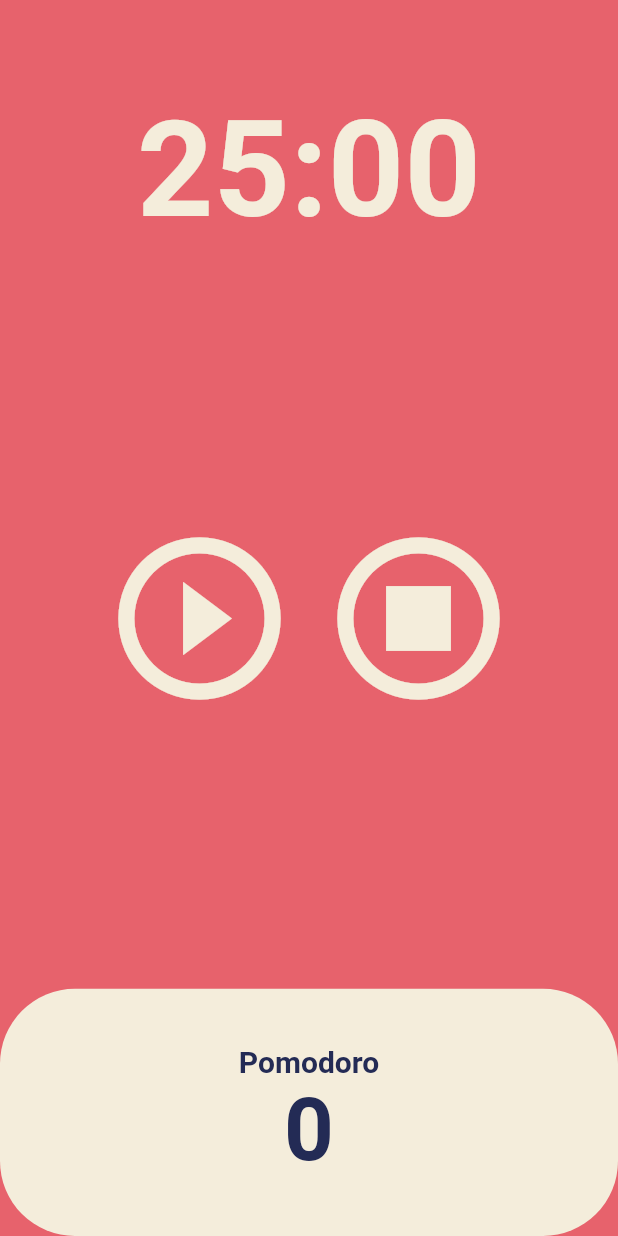
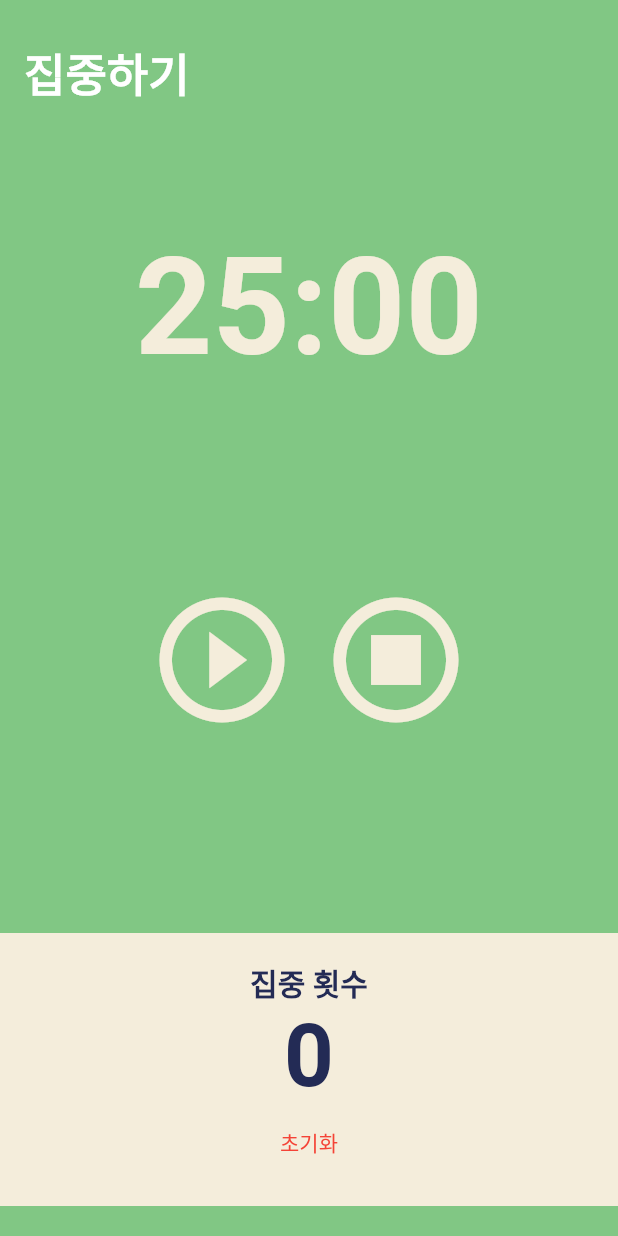
Before and after one commit to seung-ju-kim/pomodoro, a Flutter app: the screen it shows after launch, on a phone screen of 412 x 824 dp. Run offline on Flutter 3.47's test engine with Material 2 defaults, Android fonts, the phone set to English and light mode, and no system bars.

Commit message:
modify: bgcolor, design

```diff
--- a/lib/main.dart
+++ b/lib/main.dart
@@ -13,7 +13,7 @@ class App extends StatelessWidget {
     return MaterialApp(
       theme: ThemeData(
         colorScheme: ColorScheme.fromSwatch(
-          backgroundColor: const Color(0xFFE7626C),
+          backgroundColor: Colors.green[300],
         ),
         textTheme: const TextTheme(
           displayLarge: TextStyle(
--- a/lib/screens/home_screen.dart
+++ b/lib/screens/home_screen.dart
@@ -59,6 +59,12 @@ class _HomeScreenState extends State<HomeScreen> {
     });
   }
 
+  void onResetPressed() {
+    setState(() {
+      totalPomodoros = 0;
+    });
+  }
+
   String format(int seconds) {
     var duration = Duration(seconds: seconds);
     return duration.toString().split(".")[0].substring(
@@ -70,8 +76,19 @@ class _HomeScreenState extends State<HomeScreen> {
   Widget build(BuildContext context) {
     return Scaffold(
       backgroundColor: Theme.of(context).colorScheme.background,
-      body: Column(
+      body: SafeArea(
+        child: Padding(
+          padding: const EdgeInsets.symmetric(vertical: 20),
+          child: Column(
             children: [
+              AppBar(
+                title: const Text(
+                  "집중하기",
+                  style: TextStyle(fontSize: 30, fontWeight: FontWeight.bold),
+                ),
+                backgroundColor: Colors.transparent,
+                elevation: 0,
+              ),
               Flexible(
                 flex: 1,
                 child: Container(
@@ -80,14 +97,14 @@ class _HomeScreenState extends State<HomeScreen> {
                     format(totalSeconds),
                     style: TextStyle(
                       color: Theme.of(context).cardColor,
-                  fontSize: 89,
+                      fontSize: 90,
                       fontWeight: FontWeight.w600,
                     ),
                   ),
                 ),
               ),
               Flexible(
-            flex: 3,
+                flex: 2,
                 child: Column(
                   mainAxisAlignment: MainAxisAlignment.center,
                   children: [
@@ -95,19 +112,20 @@ class _HomeScreenState extends State<HomeScreen> {
                       mainAxisAlignment: MainAxisAlignment.center,
                       children: [
                         IconButton(
-                      onPressed: isRunning ? onPausePressed : onStartPressed,
+                          onPressed:
+                              isRunning ? onPausePressed : onStartPressed,
                           icon: Icon(
                             isRunning
                                 ? Icons.pause_circle_outlined
                                 : Icons.play_circle_outline,
                           ),
-                      iconSize: 130,
+                          iconSize: 100,
                           color: Theme.of(context).cardColor,
                         ),
                         IconButton(
                           onPressed: onStopPressed,
                           icon: const Icon(Icons.stop_circle_outlined),
-                      iconSize: 130,
+                          iconSize: 100,
                           color: Theme.of(context).cardColor,
                         )
                       ],
@@ -123,18 +141,19 @@ class _HomeScreenState extends State<HomeScreen> {
                       child: Container(
                         decoration: BoxDecoration(
                           color: Theme.of(context).cardColor,
-                      borderRadius: BorderRadius.circular(50),
                         ),
                         child: Column(
                           mainAxisAlignment: MainAxisAlignment.center,
                           children: [
                             Text(
-                          "Pomodoro",
+                              "집중 횟수",
                               style: TextStyle(
                                 fontSize: 20,
                                 fontWeight: FontWeight.w600,
-                            color:
-                                Theme.of(context).textTheme.displayLarge!.color,
+                                color: Theme.of(context)
+                                    .textTheme
+                                    .displayLarge!
+                                    .color,
                               ),
                             ),
                             Text(
@@ -142,10 +161,21 @@ class _HomeScreenState extends State<HomeScreen> {
                               style: TextStyle(
                                 fontSize: 58,
                                 fontWeight: FontWeight.w600,
-                            color:
-                                Theme.of(context).textTheme.displayLarge!.color,
+                                color: Theme.of(context)
+                                    .textTheme
+                                    .displayLarge!
+                                    .color,
                               ),
                             ),
+                            TextButton(
+                              onPressed: onResetPressed,
+                              child: const Text(
+                                "초기화",
+                                style: TextStyle(
+                                  color: Colors.red,
+                                ),
+                              ),
+                            )
                           ],
                         ),
                       ),
@@ -155,6 +185,8 @@ class _HomeScreenState extends State<HomeScreen> {
               )
             ],
           ),
+        ),
+      ),
     );
   }
 }
```
Lines whose indentation alone changed are shown as unchanged.
